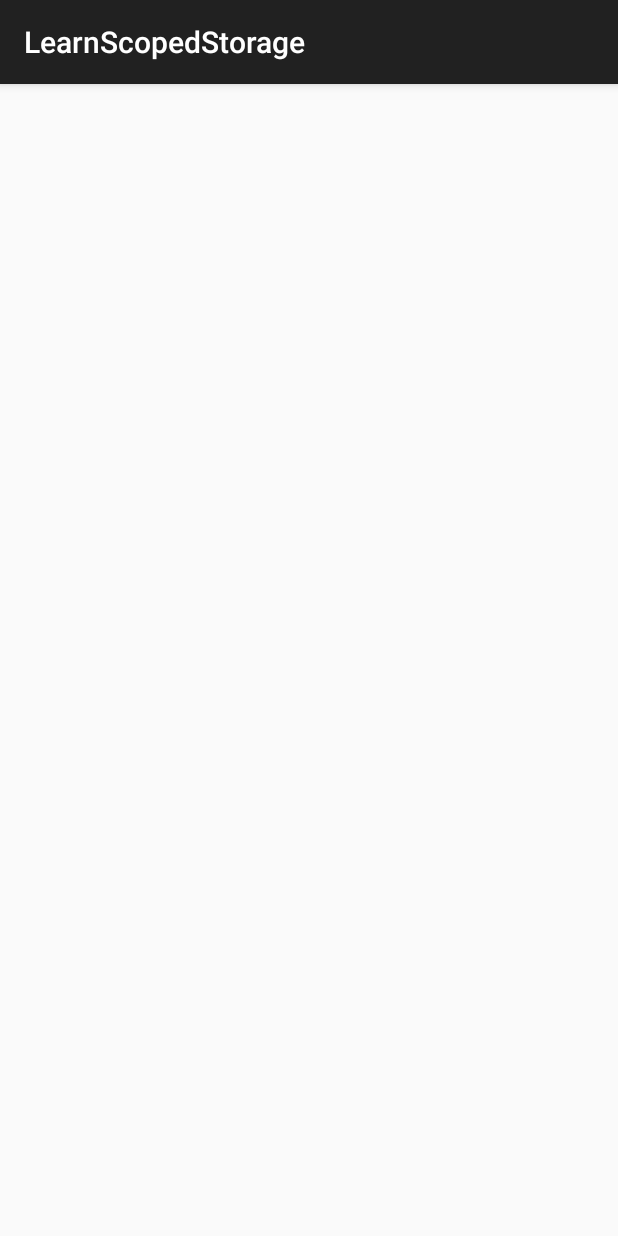
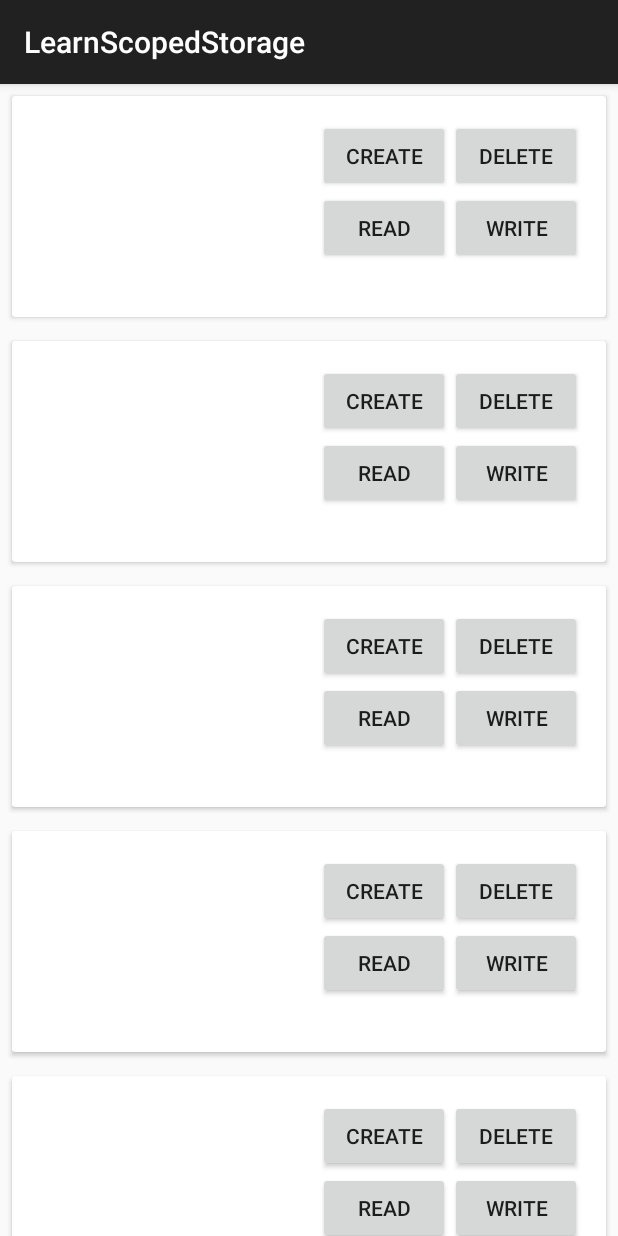
Before and after one commit to cattaka/LearnScopedStorage, an Android app: the screen it shows after launch (MainActivity), on a phone screen of 412 x 824 dp. Run offline under Robolectric (Android 15) with nearby library versions, the phone set to English and light mode, and no system bars; our stand-ins replace data binding; 3 statements that could not run were skipped.

Commit message:
Add list items

```diff
--- a/app/build.gradle
+++ b/app/build.gradle
@@ -52,6 +52,7 @@ dependencies {
     implementation "androidx.core:core-ktx:$androidx"
     implementation "androidx.constraintlayout:constraintlayout:1.1.3"
     implementation "androidx.recyclerview:recyclerview:1.0.0"
+    implementation "androidx.cardview:cardview:1.0.0"
 
     implementation "org.permissionsdispatcher:permissionsdispatcher:$permissionDispatcher"
     kapt "org.permissionsdispatcher:permissionsdispatcher-processor:$permissionDispatcher"
--- a/app/src/main/java/net/cattaka/android/learnscopedstorage/MainActivity.kt
+++ b/app/src/main/java/net/cattaka/android/learnscopedstorage/MainActivity.kt
@@ -1,7 +1,10 @@
 package net.cattaka.android.learnscopedstorage
 
+import android.net.Uri
+import android.os.Build
 import android.os.Bundle
 import android.os.Environment
+import android.provider.MediaStore
 import androidx.appcompat.app.AppCompatActivity
 import androidx.databinding.DataBindingUtil
 import androidx.recyclerview.widget.LinearLayoutManager
@@ -10,6 +13,7 @@ import net.cattaka.android.learnscopedstorage.adapter.OperationInfoAdapter
 import net.cattaka.android.learnscopedstorage.data.OperationInfo
 import net.cattaka.android.learnscopedstorage.data.OperationTarget
 import net.cattaka.android.learnscopedstorage.databinding.ActivityMainBinding
+import java.io.File
 
 class MainActivity : AppCompatActivity() {
     lateinit var binding: ActivityMainBinding
@@ -19,17 +23,68 @@ class MainActivity : AppCompatActivity() {
         super.onCreate(savedInstanceState)
         binding = DataBindingUtil.setContentView(this, R.layout.activity_main)
 
-        adapter = OperationInfoAdapter(mutableListOf(
-                OperationInfo(
-                        "Image direct",
-                        "${Environment.getExternalStorageDirectory().path}/image_direct.png",
-                        OperationTarget.IMAGE
-                )
-        ))
+
+        adapter = OperationInfoAdapter(prepareItems().toMutableList())
 
         binding.recyclerView.apply {
             this.layoutManager = LinearLayoutManager(this@MainActivity, RecyclerView.VERTICAL, false)
-            this.adapter = adapter
+            this.adapter = this@MainActivity.adapter
         }
     }
+
+    private fun prepareItems(): List<OperationInfo> {
+        val items = mutableListOf<OperationInfo>()
+        val photoDirectPath = "${Environment.getExternalStoragePublicDirectory(Environment.DIRECTORY_PICTURES).path}/photo.png"
+        val audioDirectPath = "${Environment.getExternalStoragePublicDirectory(Environment.DIRECTORY_MUSIC).path}/audio.mp3"
+        val movieDirectPath = "${Environment.getExternalStoragePublicDirectory(Environment.DIRECTORY_MOVIES).path}/movie.mp4"
+        val downloadDirectPath = "${Environment.getExternalStoragePublicDirectory(Environment.DIRECTORY_DOWNLOADS).path}/download.txt"
+        items.add(OperationInfo(
+                "Photo direct",
+                photoDirectPath,
+                OperationTarget.IMAGE
+        ))
+        items.add(OperationInfo(
+                "Audio direct",
+                audioDirectPath,
+                OperationTarget.AUDIO
+        ))
+        items.add(OperationInfo(
+                "Movie direct",
+                movieDirectPath,
+                OperationTarget.MOVIE
+        ))
+        items.add(OperationInfo(
+                "Download direct",
+                downloadDirectPath,
+                OperationTarget.DOWNLOAD
+        ))
+        if (Build.VERSION.SDK_INT >= Build.VERSION_CODES.Q) {
+            val photoMediaStoreUri = MediaStore.setRequireOriginal(Uri.fromFile(File(photoDirectPath))).toString()
+            val audioMediaStoreUri = MediaStore.setRequireOriginal(Uri.fromFile(File(audioDirectPath))).toString()
+            val movieMediaStoreUri = MediaStore.setRequireOriginal(Uri.fromFile(File(movieDirectPath))).toString()
+            val downloadMediaStoreUri = MediaStore.setRequireOriginal(Uri.fromFile(File(downloadDirectPath))).toString()
+            items.add(OperationInfo(
+                    "Photo MediaStore Uri",
+                    photoMediaStoreUri,
+                    OperationTarget.IMAGE
+            ))
+            items.add(OperationInfo(
+                    "Audio MediaStore Uri",
+                    audioMediaStoreUri,
+                    OperationTarget.AUDIO
+            ))
+            items.add(OperationInfo(
+                    "Movie MediaStore Uri",
+                    movieMediaStoreUri,
+                    OperationTarget.MOVIE
+            ))
+            items.add(OperationInfo(
+                    "Photo MediaStore Uri",
+                    downloadMediaStoreUri,
+                    OperationTarget.DOWNLOAD
+            ))
+        }
+
+        return items
+    }
 }
--- a/app/src/main/res/layout/item_operation_target.xml
+++ b/app/src/main/res/layout/item_operation_target.xml
@@ -9,6 +9,12 @@
             name="info"
             type="net.cattaka.android.learnscopedstorage.data.OperationInfo" />
     </data>
+
+    <androidx.cardview.widget.CardView
+        android:layout_width="match_parent"
+        android:layout_margin="@dimen/spacing_x1"
+        android:layout_height="wrap_content">
+
 
         <androidx.constraintlayout.widget.ConstraintLayout
             android:layout_width="match_parent"
@@ -47,12 +53,28 @@
                 tools:text="contents://hoge/fuga" />
 
             <Button
+                android:id="@+id/button_create"
+                android:layout_width="wrap_content"
+                android:layout_height="wrap_content"
+                android:text="Create"
+                app:layout_constraintEnd_toStartOf="@+id/button_write"
+                app:layout_constraintTop_toTopOf="parent" />
+
+            <Button
+                android:id="@+id/button_delete"
+                android:layout_width="wrap_content"
+                android:layout_height="wrap_content"
+                android:text="Delete"
+                app:layout_constraintEnd_toEndOf="parent"
+                app:layout_constraintTop_toTopOf="parent" />
+
+            <Button
                 android:id="@+id/button_read"
                 android:layout_width="wrap_content"
                 android:layout_height="wrap_content"
                 android:text="Read"
                 app:layout_constraintEnd_toStartOf="@+id/button_write"
-            app:layout_constraintTop_toTopOf="parent" />
+                app:layout_constraintTop_toBottomOf="@id/button_create" />
 
             <Button
                 android:id="@+id/button_write"
@@ -60,7 +82,8 @@
                 android:layout_height="wrap_content"
                 android:text="Write"
                 app:layout_constraintEnd_toEndOf="parent"
-            app:layout_constraintTop_toTopOf="parent" />
+                app:layout_constraintTop_toBottomOf="@id/button_create" />
 
         </androidx.constraintlayout.widget.ConstraintLayout>
+    </androidx.cardview.widget.CardView>
 </layout>
```
Lines whose indentation alone changed are shown as unchanged.
